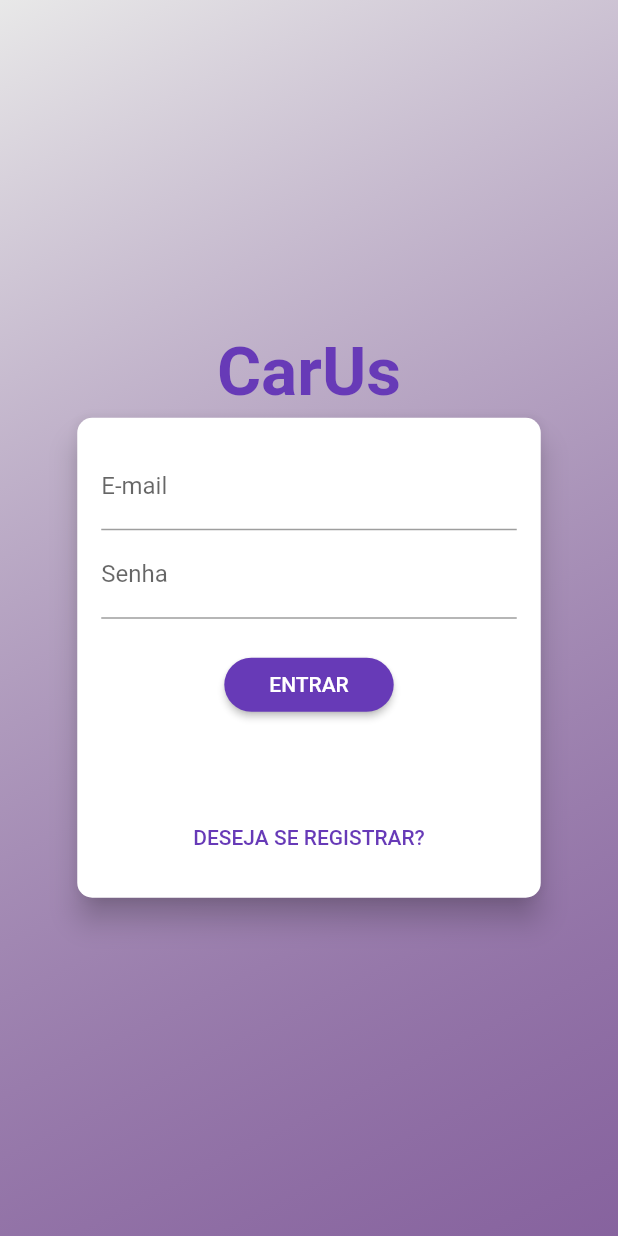
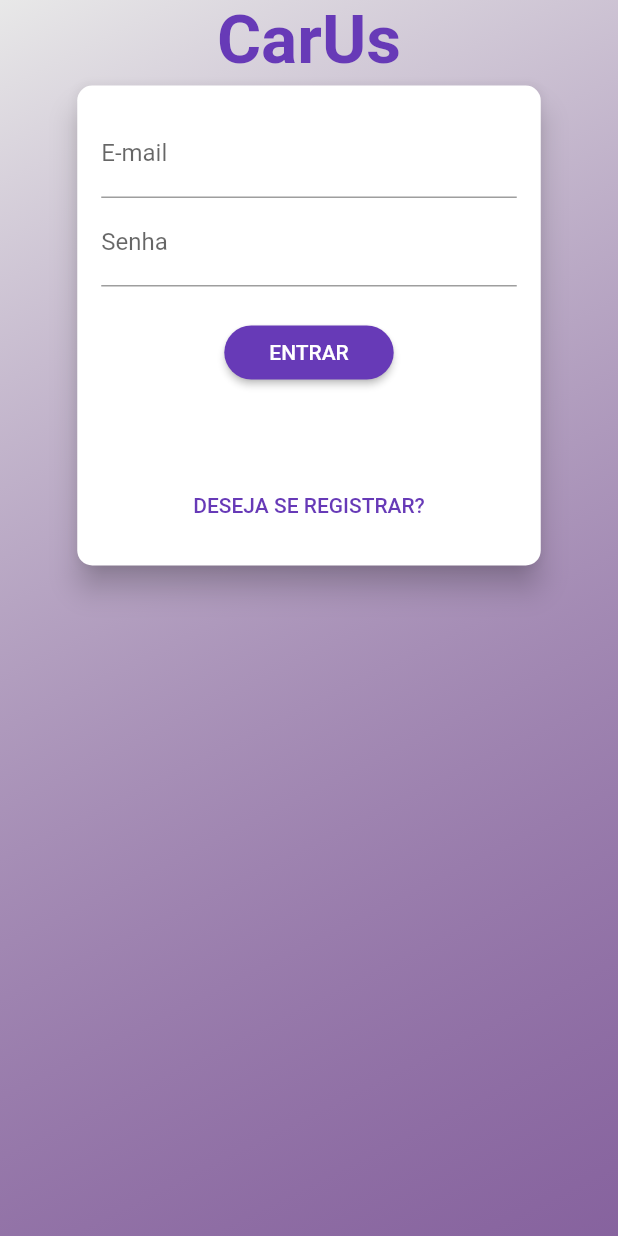
Before and after one commit to CarUs-CarRentals/app-demo, a Flutter app: the screen it shows after launch, on a phone screen of 412 x 824 dp. Run offline on Flutter 3.47's test engine with Material 2 defaults, Android fonts, the phone set to English and light mode, and no system bars.

Commit message:
adjusts auth form to be responsive

```diff
--- a/lib/components/auth_form.dart
+++ b/lib/components/auth_form.dart
@@ -100,7 +100,7 @@ class _AuthFormState extends State<AuthForm> {
         borderRadius: BorderRadius.circular(10),
       ),
       child: Container(
-        padding: const EdgeInsets.all(16),
+        padding: EdgeInsets.all(16),
         height: _isLogin() ? 320 : 400,
         width: deviceSize.width * 0.75,
         child: Form(
--- a/lib/pages/auth_screen.dart
+++ b/lib/pages/auth_screen.dart
@@ -26,6 +26,11 @@ class AuthScreen extends StatelessWidget {
             ),
             Container(
               width: double.infinity,
+              child: SingleChildScrollView(
+                padding: EdgeInsets.only(
+                  top: MediaQuery.of(context).padding.top,
+                  bottom: MediaQuery.of(context).viewInsets.bottom,
+                ),
                 child: Column(
                   crossAxisAlignment: CrossAxisAlignment.center,
                   mainAxisAlignment: MainAxisAlignment.center,
@@ -43,6 +48,7 @@ class AuthScreen extends StatelessWidget {
                   ],
                 ),
               ),
+            ),
           ],
         ),
       ),
```
Also changed, not shown: lib/models/auth.dart (+8 -0 lines), lib/pages/profile_screen.dart (+30 -2 lines). Lines whose indentation alone changed are shown as unchanged.
